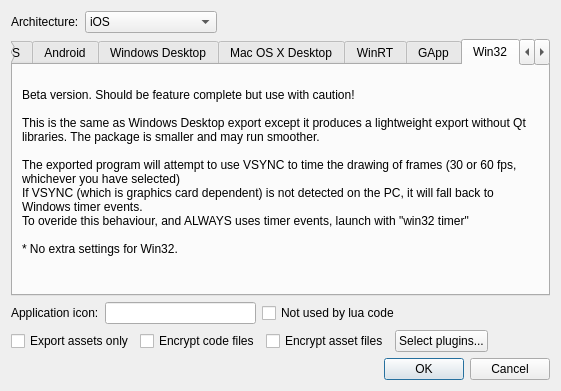
Qt form ui/exportprojectdialog.ui (gideros/gideros) before a commit.
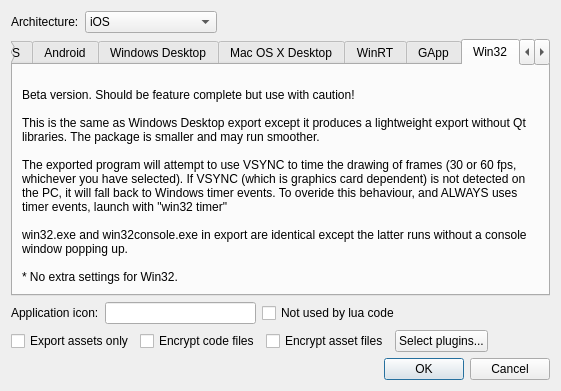
The same form after that commit. The open tabs and pages were chosen to show the change.

What changed in the file:
```diff
--- a/ui/exportprojectdialog.ui
+++ b/ui/exportprojectdialog.ui
@@ -494,9 +494,9 @@
 
 This is the same as Windows Desktop export except it produces a lightweight export without Qt libraries. The package is smaller and may run smoother. 
 
-The exported program will attempt to use VSYNC to time the drawing of frames (30 or 60 fps, whichever you have selected)
-If VSYNC (which is graphics card dependent) is not detected on the PC, it will fall back to Windows timer events. 
-To overide this behaviour, and ALWAYS uses timer events, launch with "win32 timer"
+The exported program will attempt to use VSYNC to time the drawing of frames (30 or 60 fps, whichever you have selected). If VSYNC (which is graphics card dependent) is not detected on the PC, it will fall back to Windows timer events. To overide this behaviour, and ALWAYS uses timer events, launch with "win32 timer"
+
+win32.exe and win32console.exe in export are identical except the latter runs without a console window popping up.
 
 * No extra settings for Win32.</string>
          </property>
```
